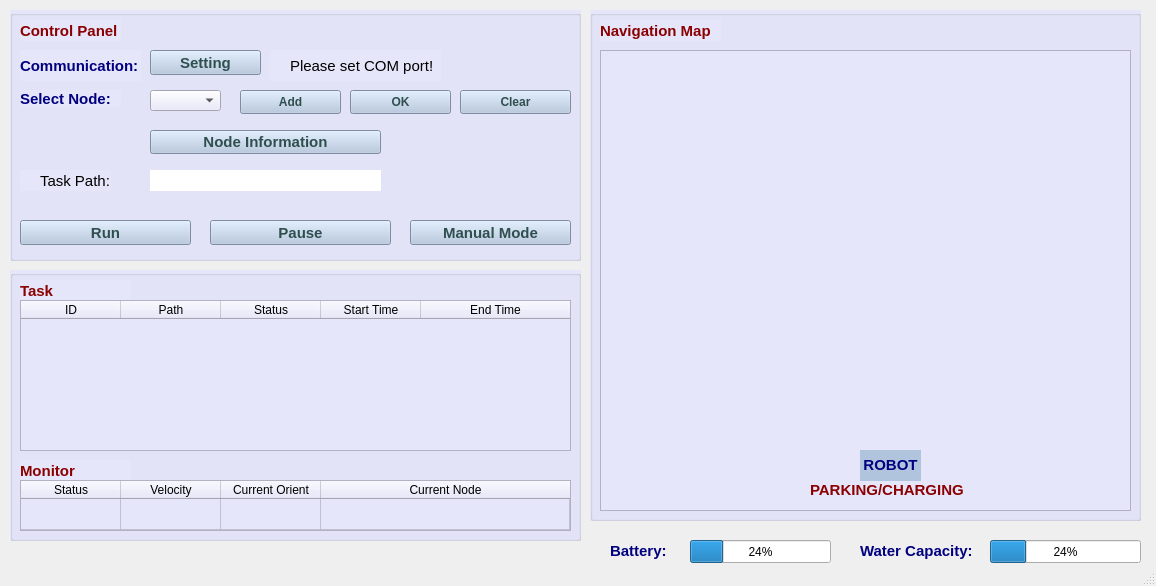
Above: mainApp/mainwindow.ui from trieu1162000/appUsingQt before the change. Below: the same form after it.
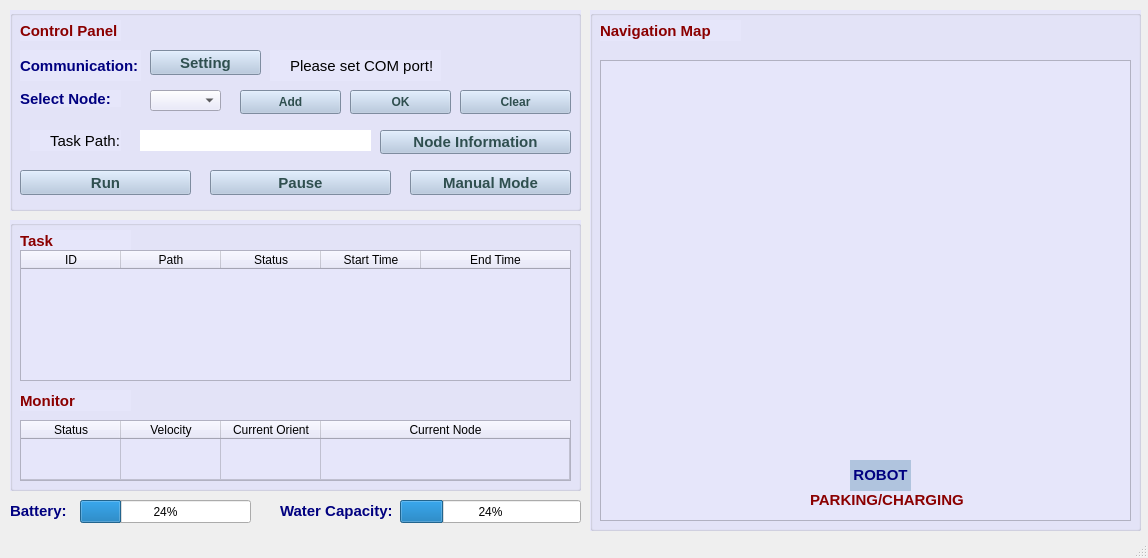
That is the form after the change. Icons and pictures are not drawn.

The edit to the form file:
```diff
--- a/mainApp/mainwindow.ui
+++ b/mainApp/mainwindow.ui
@@ -6,8 +6,8 @@
    <rect>
     <x>0</x>
     <y>0</y>
-    <width>1156</width>
-    <height>586</height>
+    <width>1148</width>
+    <height>558</height>
    </rect>
   </property>
   <property name="windowTitle">
@@ -20,7 +20,7 @@
       <x>10</x>
       <y>10</y>
       <width>571</width>
-      <height>251</height>
+      <height>201</height>
      </rect>
     </property>
     <property name="font">
@@ -133,7 +133,7 @@
      <property name="geometry">
       <rect>
        <x>10</x>
-       <y>210</y>
+       <y>160</y>
        <width>171</width>
        <height>25</height>
       </rect>
@@ -159,7 +159,7 @@
      <property name="geometry">
       <rect>
        <x>200</x>
-       <y>210</y>
+       <y>160</y>
        <width>181</width>
        <height>25</height>
       </rect>
@@ -184,8 +184,8 @@
     <widget class="QLabel" name="label_4">
      <property name="geometry">
       <rect>
-       <x>10</x>
-       <y>160</y>
+       <x>20</x>
+       <y>120</y>
        <width>21</width>
        <height>21</height>
       </rect>
@@ -244,8 +244,8 @@
     <widget class="QLabel" name="mode_label_4">
      <property name="geometry">
       <rect>
-       <x>30</x>
-       <y>160</y>
+       <x>40</x>
+       <y>120</y>
        <width>71</width>
        <height>21</height>
       </rect>
@@ -263,7 +263,7 @@
      <property name="geometry">
       <rect>
        <x>400</x>
-       <y>210</y>
+       <y>160</y>
        <width>161</width>
        <height>25</height>
       </rect>
@@ -298,9 +298,9 @@
     <widget class="QPushButton" name="nodes_i4_pushButton">
      <property name="geometry">
       <rect>
-       <x>140</x>
+       <x>370</x>
        <y>120</y>
-       <width>231</width>
+       <width>191</width>
        <height>24</height>
       </rect>
      </property>
@@ -344,8 +344,8 @@
     <widget class="QLabel" name="path_label">
      <property name="geometry">
       <rect>
-       <x>140</x>
-       <y>160</y>
+       <x>130</x>
+       <y>120</y>
        <width>231</width>
        <height>21</height>
       </rect>
@@ -410,7 +410,7 @@
     <property name="geometry">
      <rect>
       <x>10</x>
-      <y>270</y>
+      <y>220</y>
       <width>571</width>
       <height>271</height>
      </rect>
@@ -434,7 +434,7 @@
      <property name="geometry">
       <rect>
        <x>10</x>
-       <y>190</y>
+       <y>170</y>
        <width>111</width>
        <height>21</height>
       </rect>
@@ -480,7 +480,7 @@
        <x>10</x>
        <y>30</y>
        <width>551</width>
-       <height>151</height>
+       <height>131</height>
       </rect>
      </property>
      <property name="styleSheet">
@@ -543,9 +543,9 @@
      <property name="geometry">
       <rect>
        <x>10</x>
-       <y>210</y>
+       <y>200</y>
        <width>551</width>
-       <height>51</height>
+       <height>61</height>
       </rect>
      </property>
      <property name="sizeAdjustPolicy">
@@ -607,7 +607,7 @@
       <x>590</x>
       <y>10</y>
       <width>551</width>
-      <height>511</height>
+      <height>521</height>
      </rect>
     </property>
     <property name="autoFillBackground">
@@ -622,7 +622,7 @@
       <rect>
        <x>10</x>
        <y>10</y>
-       <width>121</width>
+       <width>141</width>
        <height>21</height>
       </rect>
      </property>
@@ -643,7 +643,7 @@
      <property name="geometry">
       <rect>
        <x>10</x>
-       <y>40</y>
+       <y>50</y>
        <width>531</width>
        <height>461</height>
       </rect>
@@ -662,8 +662,8 @@
      <property name="geometry">
       <rect>
        <x>220</x>
-       <y>470</y>
-       <width>161</width>
+       <y>480</y>
+       <width>191</width>
        <height>21</height>
       </rect>
      </property>
@@ -680,8 +680,8 @@
     <widget class="QLabel" name="robot_label">
      <property name="geometry">
       <rect>
-       <x>270</x>
-       <y>440</y>
+       <x>260</x>
+       <y>450</y>
        <width>61</width>
        <height>31</height>
       </rect>
@@ -704,8 +704,8 @@
    <widget class="QLabel" name="battery_label">
     <property name="geometry">
      <rect>
-      <x>610</x>
-      <y>540</y>
+      <x>10</x>
+      <y>500</y>
       <width>71</width>
       <height>21</height>
      </rect>
@@ -726,9 +726,9 @@
    <widget class="QProgressBar" name="battery_progressBar">
     <property name="geometry">
      <rect>
-      <x>690</x>
-      <y>540</y>
-      <width>141</width>
+      <x>80</x>
+      <y>500</y>
+      <width>171</width>
       <height>23</height>
      </rect>
     </property>
@@ -739,9 +739,9 @@
    <widget class="QProgressBar" name="water_c_progressBar">
     <property name="geometry">
      <rect>
-      <x>990</x>
-      <y>540</y>
-      <width>151</width>
+      <x>400</x>
+      <y>500</y>
+      <width>181</width>
       <height>23</height>
      </rect>
     </property>
@@ -752,8 +752,8 @@
    <widget class="QLabel" name="battery_label_2">
     <property name="geometry">
      <rect>
-      <x>860</x>
-      <y>540</y>
+      <x>280</x>
+      <y>500</y>
       <width>111</width>
       <height>21</height>
      </rect>
```
Left out of the diff: 6 changed lines with no effect on the pictures.
